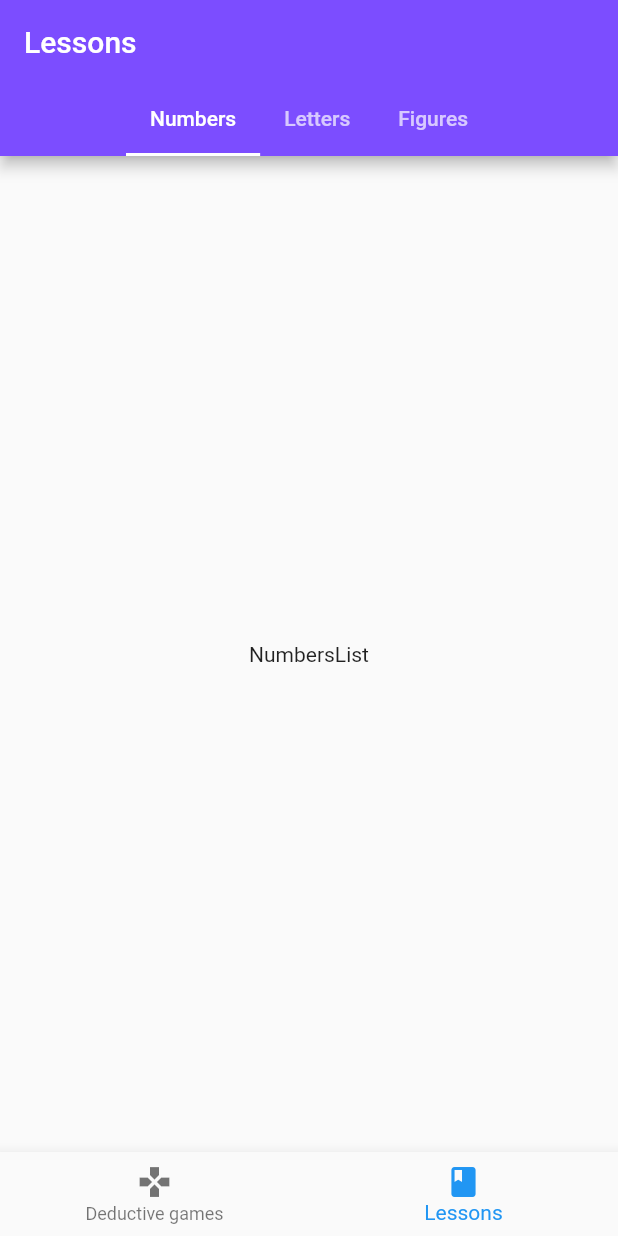
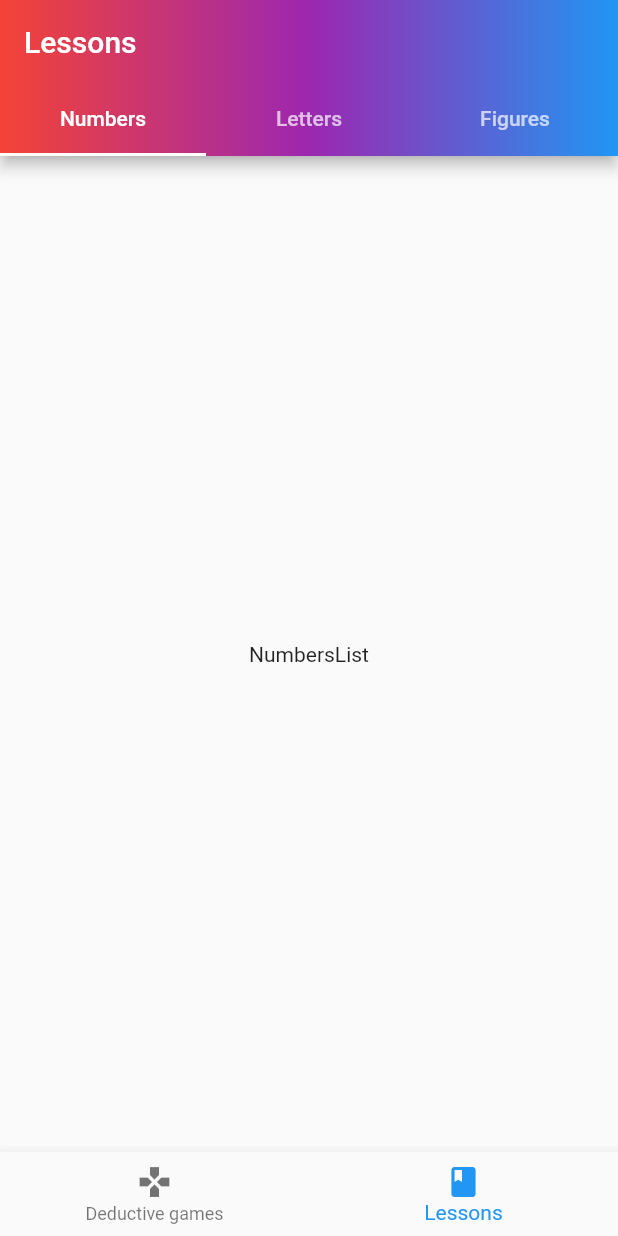
Before and after one commit to AlexBossss/kids_app, a Flutter app: the screen it shows after launch, item 2 of the bottom bar chosen, on a phone screen of 412 x 824 dp. Run offline on Flutter 3.47's test engine with Material 2 defaults, Android fonts, the phone set to English and light mode, and no system bars; our stand-ins replace flip_card, gradient_app_bar.

Commit message:
add: update from master

```diff
--- a/lib/home/HomeScreen.dart
+++ b/lib/home/HomeScreen.dart
@@ -26,12 +26,10 @@ class HomeState extends State<HomeScreen> {
           BottomNavigationBarItem(
             icon: Icon(Icons.games),
             title: Text('Deductive games'),
-//            backgroundColor: _tabColor[_currentIndex],
           ),
           BottomNavigationBarItem(
             icon: Icon(Icons.book),
             title: Text('Lessons'),
-//            backgroundColor: _tabColor[_currentIndex],
           ),
         ],
         onTap: (index) {
--- a/lib/home/homapages/DeductiveGamePage.dart
+++ b/lib/home/homapages/DeductiveGamePage.dart
@@ -6,14 +6,9 @@ import 'dedgameslists/ConsiderationList.dart';
 import 'dedgameslists/LogicList.dart';
 import 'dedgameslists/MemoryList.dart';
 
-class DeductiveGamePage extends StatefulWidget {
-  @override
-  DeductiveGamePageState createState() => DeductiveGamePageState();
-}
-
-class DeductiveGamePageState extends State<DeductiveGamePage> {
+class DeductiveGamePage extends StatelessWidget {
   final String _title = 'D Games';
-  final Color _color = Colors.lightBlue;
+  final List<MaterialColor> _color = [Colors.blue, Colors.purple, Colors.red];
   final _dGameTabs = <Tab>[
     Tab(text: 'Memory'),
     Tab(text: 'Logic'),
--- a/lib/home/homapages/LessonPage.dart
+++ b/lib/home/homapages/LessonPage.dart
@@ -2,14 +2,13 @@ import 'package:flutter/cupertino.dart';
 import 'package:flutter/material.dart';
 import 'package:kidsapp/models/TabBarPage.dart';
 
-class LessonPage extends StatefulWidget {
-  @override
-  LessonPageState createState() => LessonPageState();
-}
-
-class LessonPageState extends State<LessonPage> {
-  String _title = 'Lessons';
-  Color color = Colors.deepPurpleAccent;
+class LessonPage extends StatelessWidget {
+  final String _title = 'Lessons';
+  final List<MaterialColor> _color = [
+    Colors.red,
+    Colors.purple,
+    Colors.blue,
+  ];
 
   final _lessonTabs = <Tab>[
     Tab(text: 'Numbers'),
@@ -21,7 +20,7 @@ class LessonPageState extends State<LessonPage> {
 
   @override
   Widget build(BuildContext context) {
-    return TabBarPage(_lessonTabs, _lessonPages, _title, color);
+    return TabBarPage(_lessonTabs, _lessonPages, _title, _color);
   }
 }
 
--- a/lib/models/TabBarPage.dart
+++ b/lib/models/TabBarPage.dart
@@ -1,45 +1,23 @@
 import 'package:flutter/cupertino.dart';
 import 'package:flutter/material.dart';
+import 'package:gradient_app_bar/gradient_app_bar.dart';
 
-class TabBarPage extends StatefulWidget {
-  // ignore: non_constant_identifier_names
-  final _Tabs;
+class TabBarPage extends StatelessWidget {
+  final _tabs;
+  final _pages;
+  final String _title;
+  final List<MaterialColor> color;
 
-  // ignore: non_constant_identifier_names
-  final _Pages;
-  final String _title;
-  final Color _color;
-
-  TabBarPage(this._Tabs, this._Pages, this._title, this._color);
-
-  @override
-  TabBarPageState createState() =>
-      TabBarPageState(_Tabs, _Pages, _title, _color);
-}
-
-class TabBarPageState extends State<TabBarPage> {
-  // ignore: non_constant_identifier_names
-  final _Tabs;
-
-  // ignore: non_constant_identifier_names
-  final _Pages;
-  String _title;
-  Color _color;
-
-  TabBarPageState(
-      this._Tabs, this._Pages, String providedTitle, Color providedColor) {
-    this._title = providedTitle;
-    this._color = providedColor;
-  }
+  TabBarPage(this._tabs, this._pages, this._title, this.color);
 
   @override
   Widget build(BuildContext context) {
     return Container(
       child: DefaultTabController(
-        length: _Tabs.length,
+        length: _tabs.length,
         child: Scaffold(
-          appBar: AppBar(
-            backgroundColor: _color,
+          appBar: GradientAppBar(
+            gradient: LinearGradient(colors: color),
             title: Row(
                 mainAxisAlignment: MainAxisAlignment.spaceBetween,
                 children: [
@@ -47,13 +25,13 @@ class TabBarPageState extends State<TabBarPage> {
                   //place for preferencesMenu
                 ]),
             bottom: TabBar(
-              isScrollable: true,
+              //isScrollable: true,
               indicatorColor: Colors.white,
-              tabs: _Tabs,
+              tabs: _tabs,
             ),
           ),
           body: TabBarView(
-            children: _Pages,
+            children: _pages,
           ),
         ),
       ),
--- a/pubspec.yaml
+++ b/pubspec.yaml
@@ -28,6 +28,7 @@ dependencies:
   # The following adds the Cupertino Icons font to your application.
   # Use with the CupertinoIcons class for iOS style icons.
   cupertino_icons: ^0.1.3
+  gradient_app_bar: ^0.1.3
   flip_card: ^0.4.4
 
 dev_dependencies:
```
Also changed, not shown: pubspec.lock.
